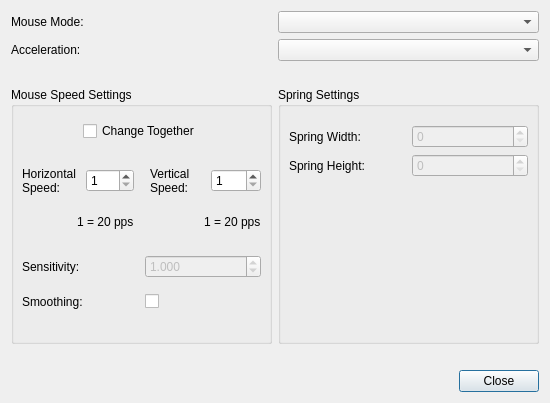
Qt form src/mousesettingsdialog.ui (AntiMicroX/antimicrox) before a commit.
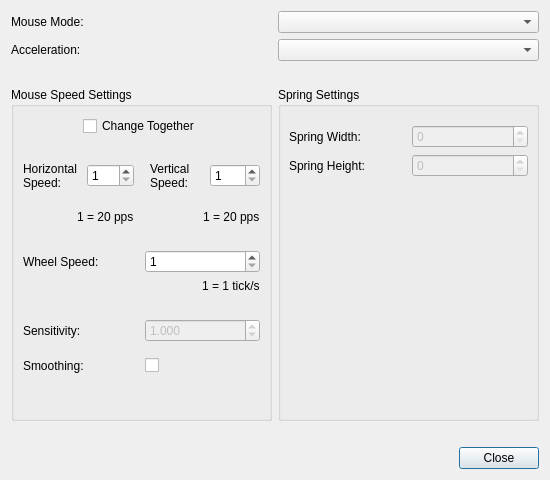
The same form after that commit.

Commit message: Mouse wheel is now interpreted as a form of mouse movement.

```diff
--- a/src/mousesettingsdialog.ui
+++ b/src/mousesettingsdialog.ui
@@ -10,16 +10,13 @@
     <x>0</x>
     <y>0</y>
     <width>550</width>
-    <height>403</height>
+    <height>480</height>
    </rect>
   </property>
   <property name="windowTitle">
    <string>Mouse Settings</string>
   </property>
-  <layout class="QVBoxLayout" name="verticalLayout_6" stretch="1,0,5,0,1">
-   <property name="spacing">
-    <number>-1</number>
-   </property>
+  <layout class="QVBoxLayout" name="verticalLayout_9">
    <item>
     <layout class="QVBoxLayout" name="verticalLayout_5">
      <item>
@@ -134,28 +131,13 @@
     </spacer>
    </item>
    <item>
-    <layout class="QHBoxLayout" name="horizontalLayout_7">
+    <layout class="QHBoxLayout" name="horizontalLayout_11">
      <item>
       <widget class="QGroupBox" name="groupBox">
        <property name="title">
         <string>Mouse Speed Settings</string>
        </property>
-       <layout class="QVBoxLayout" name="verticalLayout">
-        <property name="spacing">
-         <number>-1</number>
-        </property>
-        <property name="leftMargin">
-         <number>8</number>
-        </property>
-        <property name="topMargin">
-         <number>14</number>
-        </property>
-        <property name="rightMargin">
-         <number>8</number>
-        </property>
-        <property name="bottomMargin">
-         <number>8</number>
-        </property>
+       <layout class="QVBoxLayout" name="verticalLayout_8">
         <item alignment="Qt::AlignHCenter">
          <widget class="QCheckBox" name="changeMouseSpeedsTogetherCheckBox">
           <property name="enabled">
@@ -167,6 +149,8 @@
          </widget>
         </item>
         <item>
+         <layout class="QVBoxLayout" name="verticalLayout_6">
+          <item>
          <layout class="QHBoxLayout" name="horizontalLayout_10">
           <property name="spacing">
            <number>16</number>
@@ -273,6 +257,55 @@
          </layout>
         </item>
         <item>
+           <layout class="QVBoxLayout" name="verticalLayout">
+            <property name="topMargin">
+             <number>20</number>
+            </property>
+            <item>
+             <layout class="QHBoxLayout" name="horizontalLayout_7">
+              <item>
+               <widget class="QLabel" name="wheelSpeedLabel">
+                <property name="text">
+                 <string>Wheel Speed:</string>
+                </property>
+                <property name="buddy">
+                 <cstring>wheelSpeedSpinBox</cstring>
+                </property>
+               </widget>
+              </item>
+              <item>
+               <widget class="QSpinBox" name="wheelSpeedSpinBox">
+                <property name="specialValueText">
+                 <string/>
+                </property>
+                <property name="minimum">
+                 <number>1</number>
+                </property>
+                <property name="maximum">
+                 <number>100</number>
+                </property>
+                <property name="singleStep">
+                 <number>1</number>
+                </property>
+                <property name="value">
+                 <number>1</number>
+                </property>
+               </widget>
+              </item>
+             </layout>
+            </item>
+            <item alignment="Qt::AlignRight">
+             <widget class="QLabel" name="wheelSpeedUnitsLabel">
+              <property name="text">
+               <string>1 = 1 tick/s</string>
+              </property>
+             </widget>
+            </item>
+           </layout>
+          </item>
+         </layout>
+        </item>
+        <item>
          <layout class="QHBoxLayout" name="horizontalLayout_3">
           <property name="topMargin">
            <number>20</number>
```
Left out of the diff: 3 changed lines with no effect on the pictures. Lines whose indentation alone changed are shown as unchanged. The commit also changes 18 other files.
